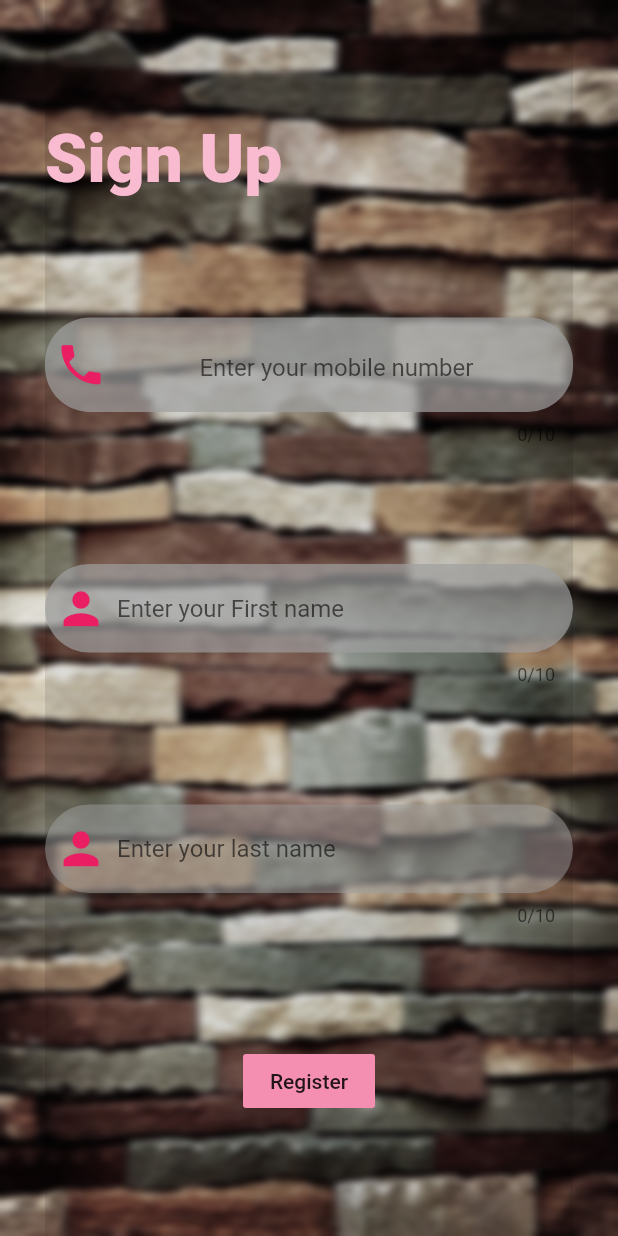
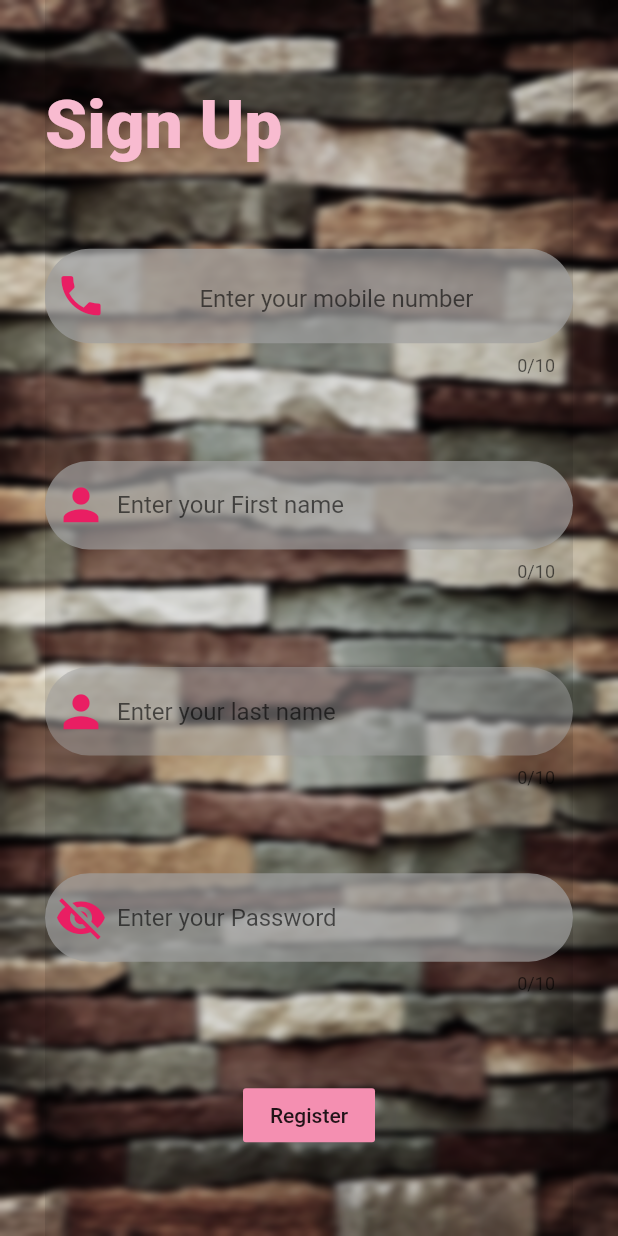
Before and after one commit to vanvicka/flutter-authentication-using-Bloc-Cubit, a Flutter app: the screen it shows after launch, on a phone screen of 412 x 824 dp. Run offline on Flutter 3.47's test engine with Material 2 defaults, Android fonts, the phone set to English and light mode, and no system bars; our stand-ins replace bloc, equatable, firebase_auth, flutter_bloc, get_it; accounts and stored records are empty.

Commit message:
relevant changes

```diff
--- a/lib/formval.dart
+++ b/lib/formval.dart
@@ -1,7 +1,7 @@
 class FormVal{
-  String firstName;
-  String lastName;
-  String phoneNumber;
+  String firstName = " ";
+  String lastName= " ";
+  String phoneNumber= " ";
   FormVal({this.firstName,this.lastName});
 
 }
--- /dev/null
+++ b/lib/injection_container.dart
@@ -0,0 +1,22 @@
+import 'package:flutter_app/blocs/cubit/auth_cubit.dart';
+import 'package:flutter_app/blocs/login_bloc/login_bloc.dart';
+import 'package:flutter_app/blocs/register_bloc/register_bloc.dart';
+import 'package:flutter_app/data/auth_service.dart';
+import 'package:get_it/get_it.dart';
+
+final sl = GetIt.instance;
+
+Future<void> init() async{
+  //!Features - Places
+  //Bloc
+  sl.registerFactory(() => AuthCubit());
+  sl.registerFactory(() => LoginBloc(sl(), sl()));
+  sl.registerFactory(() => RegisterBloc(sl(),sl()));
+
+
+
+  //Use case
+
+  //Repository
+  sl.registerLazySingleton(() => AuthenticationService());
+}
--- a/lib/main.dart
+++ b/lib/main.dart
@@ -1,13 +1,53 @@
-
 import 'package:flutter/cupertino.dart';
 import 'package:flutter/material.dart';
-import 'package:flutter_app/home.dart';
-import 'package:flutter_app/sign_up.dart';
+import 'package:flutter_app/blocs/cubit/auth_cubit.dart';
+import 'package:flutter_app/pages/home.dart';
+import 'package:flutter_app/pages/sign_up.dart';
+import 'package:flutter_bloc/flutter_bloc.dart';
+import 'package:provider/provider.dart';
+import 'injection_container.dart' as di;
+import 'package:flutter_app/blocs/login_bloc/login_bloc.dart';
+import 'package:flutter_app/blocs/register_bloc/register_bloc.dart';
+
+void main() async {
+  WidgetsFlutterBinding.ensureInitialized();
+  await di.init();
+  runApp(MyApp());
+}
 
 
-void main() => runApp(MaterialApp(
-  initialRoute: "/login_page",
-  routes: {'/home': (context)=> Home(),
-    "/login_page":(context) => Register()
-  },
-));
+
+class MyApp extends StatelessWidget {
+  const MyApp({
+    Key key,
+  }) : super(key: key);
+
+  @override
+  Widget build(BuildContext context) {
+    return MultiProvider(
+      providers: [
+        BlocProvider(
+          create: (_) => di.sl<AuthCubit>(),
+        ),
+        BlocProvider(
+          create: (_) => di.sl<RegisterBloc>(),
+        ),
+        BlocProvider(
+          create: (_) => di.sl<LoginBloc>(),
+        ),
+      ],
+      child: BlocBuilder<AuthCubit, AuthState>(
+        cubit: AuthCubit(),
+        builder: (context, state) {
+          return MaterialApp(
+            initialRoute: state is AuthenticatedState ? "/" : "/auth_page",
+            routes: {
+              '/': (context) => Home(),
+              "/auth_page": (context) => Register()
+            },
+          );
+        },
+      ),
+    );
+  }
+}
--- a/lib/home.dart
+++ b/lib/pages/home.dart
@@ -5,8 +5,7 @@ import 'package:flutter_app/transport.dart';
 
 class Home extends StatefulWidget {
 
-  final FormVal value;
-  Home({ this.value,Key key}):super(key: key);
+  Home({Key key}):super(key: key);
 
 
   @override
@@ -26,7 +25,7 @@ class _HomeState extends State<Home> {
         drawer: Drawer(elevation: 20.0,
           child: ListView(
             children: <Widget>[
-              DrawerHeader(child: Text("${widget.value.firstName} ${widget.value.lastName}", style: TextStyle(color: Colors.black, fontSize: 24.0, fontWeight: FontWeight.bold),),decoration: BoxDecoration(gradient: LinearGradient(begin: Alignment.topLeft,end: Alignment.bottomRight, colors: [Colors.red, Colors.indigo, ])), ),
+              DrawerHeader(child: Text(" ", style: TextStyle(color: Colors.black, fontSize: 24.0, fontWeight: FontWeight.bold),),decoration: BoxDecoration(gradient: LinearGradient(begin: Alignment.topLeft,end: Alignment.bottomRight, colors: [Colors.red, Colors.indigo, ])), ),
               ListTile(
                 leading: Icon(Icons.account_circle),
                 title: Text("Profile"),
--- /dev/null
+++ b/lib/pages/sign_up.dart
@@ -0,0 +1,225 @@
+import 'dart:ui';
+import 'package:flutter/material.dart';
+import 'package:flutter/widgets.dart';
+import 'package:flutter_app/blocs/register_bloc/register_bloc.dart';
+import 'package:flutter_app/formval.dart';
+import 'package:flutter_bloc/flutter_bloc.dart';
+
+final GlobalKey<FormState> formKey = GlobalKey<FormState>();
+
+class Register extends StatefulWidget {
+  Register({Key key}) : super(key: key);
+
+  @override
+  _RegisterState createState() => _RegisterState();
+}
+
+class _RegisterState extends State<Register> {
+  FormVal input = FormVal();
+
+  var _firstNameController = new TextEditingController();
+  var _lastNameController = new TextEditingController();
+  var _phoneNumberController = new TextEditingController();
+  var _emailController = new TextEditingController();
+  var _passwordController = TextEditingController();
+
+  void formState() {
+    final FormState finalFormState = formKey.currentState;
+    if (finalFormState.validate()) {
+      finalFormState.save();
+      print("${input.phoneNumber}");
+      print("${input.firstName}  ${input.lastName}");
+      BlocProvider.of<RegisterBloc>(context).add(SignUp(
+          phoneNumber: _phoneNumberController.text,
+          name: _firstNameController.text +" "+ _lastNameController.text,
+          email: _emailController.text,
+          password: _passwordController.text));
+    }
+  }
+
+  @override
+  Widget build(BuildContext context) {
+    return BlocBuilder<RegisterBloc, RegisterState>(
+
+      builder: (context, state) {
+      if (state is RegisterLoading) {
+        return Center(
+          child: CircularProgressIndicator(),
+        );
+      }
+
+      return Scaffold(
+        body: Container(
+          padding: EdgeInsets.only(left: 30.0, right: 30.0),
+          decoration: BoxDecoration(
+              image: DecorationImage(
+            colorFilter: ColorFilter.mode(
+                Colors.black.withOpacity(0.5), BlendMode.saturation),
+            image: AssetImage("assets/Background.jpg"),
+            fit: BoxFit.cover,
+          )),
+          child: SafeArea(
+            child: Stack(
+              children: <Widget>[
+                BackdropFilter(
+                    child: Container(
+                      decoration:
+                          BoxDecoration(color: Colors.black.withOpacity(0.1)),
+                    ),
+                    filter: ImageFilter.blur(sigmaX: 3, sigmaY: 2)),
+                Form(
+                  key: formKey,
+                  child: Column(
+                    mainAxisAlignment: MainAxisAlignment.spaceEvenly,
+                    children: <Widget>[
+                      Row(
+                        children: <Widget>[
+                          Container(
+                            child: Text(
+                              "Sign Up",
+                              style: TextStyle(
+                                  color: Colors.pink[100],
+                                  fontSize: 45,
+                                  fontWeight: FontWeight.w900),
+                            ),
+                          ),
+                        ],
+                      ),
+                      Container(
+                        child: TextFormField(
+                          validator: (val) =>
+                              val.isEmpty ? 'please enter your number' : null,
+                          decoration: InputDecoration(
+                              focusedBorder: OutlineInputBorder(
+                                  borderSide: BorderSide(color: Colors.pink),
+                                  borderRadius: BorderRadius.circular(20.0)),
+                              fillColor: Colors.grey[500].withOpacity(0.7),
+                              filled: true,
+                              prefixIcon: Icon(
+                                Icons.phone,
+                                color: Colors.pink,
+                                size: 35,
+                              ),
+                              enabledBorder: OutlineInputBorder(
+                                borderSide:
+                                    BorderSide(color: Colors.transparent),
+                                borderRadius: BorderRadius.circular(30.0),
+                              ),
+                              hintText: "Enter your mobile number",
+                              prefixText: "+234  ",
+                              prefixStyle: TextStyle(fontSize: 20.0)),
+                          maxLength: 10,
+                          controller: _phoneNumberController,
+                          keyboardType: TextInputType.number,
+                          onChanged: (val) {
+                            setState(() => input.phoneNumber = val);
+                          },
+                        ),
+                      ),
+                      Container(
+                        child: TextFormField(
+                          validator: (val) =>
+                              val.isEmpty ? 'please enter your number' : null,
+                          decoration: InputDecoration(
+                              focusedBorder: OutlineInputBorder(
+                                  borderSide: BorderSide(color: Colors.pink),
+                                  borderRadius: BorderRadius.circular(20.0)),
+                              fillColor: Colors.grey[500].withOpacity(0.7),
+                              filled: true,
+                              prefixIcon: Icon(
+                                Icons.person,
+                                color: Colors.pink,
+                                size: 35,
+                              ),
+                              enabledBorder: OutlineInputBorder(
+                                borderSide: BorderSide(
+                                    color: Colors.transparent, width: 3.0),
+                                borderRadius: BorderRadius.circular(30.0),
+                              ),
+                              hintText: "Enter your First name",
+                              prefixStyle: TextStyle(fontSize: 20.0)),
+                          maxLength: 10,
+                          keyboardType: TextInputType.text,
+                          controller: _firstNameController,
+                          onChanged: (val) {
+                            setState(() => input.firstName = val);
+                          },
+                        ),
+                      ),
+                      Container(
+                        child: TextFormField(
+                          validator: (val) => val.isEmpty
+                              ? 'please enter your last name'
+                              : null,
+                          decoration: InputDecoration(
+                              focusedBorder: OutlineInputBorder(
+                                  borderSide: BorderSide(color: Colors.pink),
+                                  borderRadius: BorderRadius.circular(20.0)),
+                              fillColor: Colors.grey[500].withOpacity(0.5),
+                              filled: true,
+                              prefixIcon: Icon(
+                                Icons.person,
+                                color: Colors.pink,
+                                size: 35,
+                              ),
+                              enabledBorder: OutlineInputBorder(
+                                borderSide: BorderSide(
+                                    color: Colors.transparent, width: 3.0),
+                                borderRadius: BorderRadius.circular(30.0),
+                              ),
+                              hintText: "Enter your last name",
+                              prefixStyle: TextStyle(fontSize: 20.0)),
+                          maxLength: 10,
+                          keyboardType: TextInputType.number,
+                          controller: _lastNameController,
+                          onChanged: (val) {
+                            setState(() => input.lastName = val);
+                          },
+                        ),
+                      ),
+                      Container(
+                        child: TextFormField(obscureText: true,
+                          validator: (val) =>
+                              val.isEmpty ? 'please enter your password' : null,
+                          decoration: InputDecoration(
+                              focusedBorder: OutlineInputBorder(
+                                  borderSide: BorderSide(color: Colors.pink),
+                                  borderRadius: BorderRadius.circular(20.0)),
+                              fillColor: Colors.grey[500].withOpacity(0.7),
+                              filled: true,
+                              prefixIcon: Icon(
+                                Icons.visibility_off,
+                                color: Colors.pink,
+                                size: 35,
+                              ),
+                              enabledBorder: OutlineInputBorder(
+                                borderSide: BorderSide(
+                                    color: Colors.transparent, width: 3.0),
+                                borderRadius: BorderRadius.circular(30.0),
+                              ),
+                              hintText: "Enter your Password",
+                              prefixStyle: TextStyle(fontSize: 20.0)),
+                          maxLength: 10,
+                          keyboardType: TextInputType.text,
+                          controller: _passwordController,
+
+                        ),
+                      ),
+                      RaisedButton(
+                          elevation: 50,
+                          color: Colors.pink[200],
+                          onPressed: () {
+                            formState();
+                          },
+                          child: Text("Register"))
+                    ],
+                  ),
+                ),
+              ],
+            ),
+          ),
+        ),
+      );
+    });
+  }
+}
--- a/lib/sign_up.dart
+++ /dev/null
@@ -1,148 +0,0 @@
-import 'dart:ui';
-import 'package:flutter/material.dart';
-import 'package:flutter/widgets.dart';
-import 'package:flutter_app/formval.dart';
-import 'package:flutter_app/home.dart';
-
-
-final GlobalKey<FormState> formKey = GlobalKey<FormState>();
-class Register extends StatefulWidget {
-  Register({Key key}) : super(key: key);
-
-   @override
-   _RegisterState createState() => _RegisterState();
- }
-class  _RegisterState extends State<Register> {
-  FormVal input = FormVal();
-
-   var _firstNameController = new TextEditingController();
-   var _lastNameController = new TextEditingController();
-
-
-   void formState() {
-     final FormState finalFormState = formKey.currentState;
-     if(finalFormState.validate()){
-       finalFormState.save();
-       print("${input.phoneNumber}");
-       print("${input.firstName}  ${input.lastName}");
-       var route = new MaterialPageRoute(
-         builder: (BuildContext context) => Home(value: FormVal(
-             firstName: _firstNameController.text,
-             lastName: _lastNameController.text)
-         ),);
-       Navigator.of(context).push(route);
-     }
-   }
-   @override
-   Widget build(BuildContext context) {
-     return Scaffold(
-       body: Container(
-         padding: EdgeInsets.only(left: 30.0,right: 30.0),
-         decoration: BoxDecoration(
-         image: DecorationImage(colorFilter: ColorFilter.mode(Colors.black.withOpacity(0.5),BlendMode.saturation),
-           image: AssetImage("assets/Background.jpg"),
-           fit: BoxFit.cover,
-
-
-         )
-       ),
-         child: SafeArea(
-           child: Stack(
-               children: <Widget>[
-                 BackdropFilter(child: Container(decoration: BoxDecoration(color: Colors.black.withOpacity(0.1)),),filter: ImageFilter.blur(sigmaX: 3,sigmaY: 2)),
-                 Form(
-                   key: formKey,
-                   child: Column(
-                     mainAxisAlignment: MainAxisAlignment.spaceEvenly,
-                     children: <Widget>[
-                       Row(
-                         children: <Widget>[
-                           Container(
-                             child: Text("Sign Up", style: TextStyle(color: Colors.pink[100],fontSize: 45,fontWeight: FontWeight.w900),),
-                           ),
-                         ],
-                       ),
-                       Container(
-                         child: TextFormField(
-                           validator: (val)=> val.isEmpty ?'please enter your number': null,
-                           decoration: InputDecoration(focusedBorder: OutlineInputBorder(borderSide: BorderSide(color: Colors.pink),
-                               borderRadius: BorderRadius.circular(20.0)),
-                               fillColor: Colors.grey[500].withOpacity(0.7),
-                               filled: true,
-                               prefixIcon: Icon(Icons.phone,color: Colors.pink,size: 35,),
-                               enabledBorder: OutlineInputBorder(
-                                 borderSide: BorderSide(color: Colors.transparent),
-                                 borderRadius: BorderRadius.circular(30.0),
-                               ),
-
-                               hintText: "Enter your mobile number",
-                               prefixText: "+234  ",
-                               prefixStyle: TextStyle(fontSize: 20.0)
-                           ),
-                           maxLength: 10,
-                           keyboardType: TextInputType.number,
-                           onChanged: (val){
-                             setState(() => input.phoneNumber = val);},
-
-                         ),
-                       ),Container(
-                         child: TextFormField(
-                           validator: (val)=> val.isEmpty ?'please enter your number': null,
-                           decoration: InputDecoration(focusedBorder: OutlineInputBorder(borderSide: BorderSide(color: Colors.pink),
-                               borderRadius: BorderRadius.circular(20.0)),
-                               fillColor: Colors.grey[500].withOpacity(0.7),
-                               filled: true,
-                               prefixIcon: Icon(Icons.person,color: Colors.pink,size: 35,),
-                               enabledBorder: OutlineInputBorder(
-                                 borderSide: BorderSide(color: Colors.transparent,width: 3.0),
-                                 borderRadius: BorderRadius.circular(30.0),
-                               ),
-
-                               hintText: "Enter your First name",
-
-                               prefixStyle: TextStyle(fontSize: 20.0)
-                           ),
-                           maxLength: 10,
-                           keyboardType: TextInputType.text,
-                           controller: _firstNameController,
-                           onChanged: (val){
-                             setState(() => input.firstName = val);},
-                         ),
-                       ),
-                       Container(
-                         child: TextFormField(
-                           validator: (val)=> val.isEmpty ?'please enter your last name': null,
-                           decoration: InputDecoration(
-                               focusedBorder: OutlineInputBorder(borderSide: BorderSide(color: Colors.pink),
-                               borderRadius: BorderRadius.circular(20.0)),
-                               fillColor: Colors.grey[500].withOpacity(0.5),
-                               filled: true,
-                               prefixIcon: Icon(Icons.person,color: Colors.pink,size: 35,),
-                               enabledBorder: OutlineInputBorder(
-                                 borderSide: BorderSide(color: Colors.transparent,width: 3.0),
-                                 borderRadius: BorderRadius.circular(30.0),
-                               ),
-
-                               hintText: "Enter your last name",
-
-                               prefixStyle: TextStyle(fontSize: 20.0)
-                           ),
-                           maxLength: 10,
-                           keyboardType: TextInputType.number,
-                           controller: _lastNameController,
-                           onChanged: (val){
-                             setState(() => input.lastName = val);},
-
-                         ),
-                       ),
-                       RaisedButton(elevation: 50,color: Colors.pink[200],onPressed: (){formState();}, child: Text("Register"))
-                     ],
-                   ),
-                 ),
-               ],
-           ),
-         ),
-       ),
-     );
-   }
- }
--- a/pubspec.yaml
+++ b/pubspec.yaml
@@ -24,6 +24,10 @@ dependencies:
   equatable: ^1.2.5
   flutter_bloc: ^6.1.1
   firebase_auth: ^0.15.4
+  get_it: ^2.0.1
+  provider: ^4.3.3
+
+
 
   # The following adds the Cupertino Icons font to your application.
   # Use with the CupertinoIcons class for iOS style icons.
```
Also changed, not shown: assets/signup__image.png (added), pubspec.lock, 1 other file.
